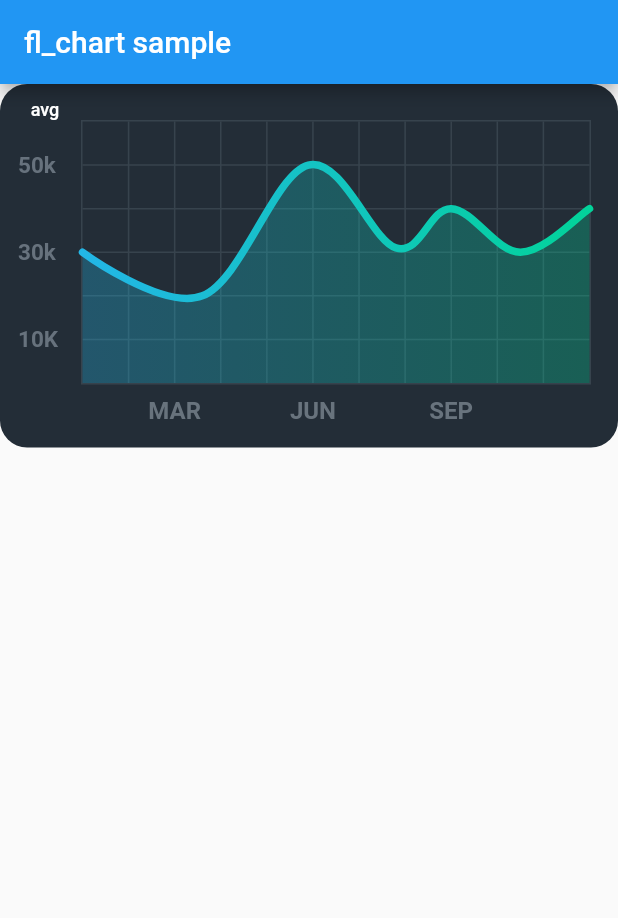
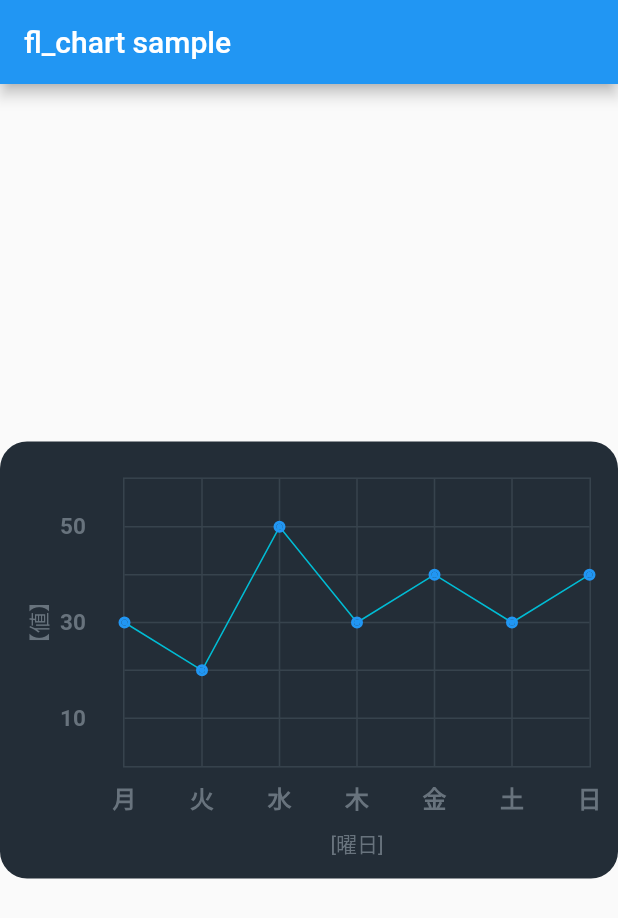
Before and after one commit to matttake/fl_chart_sample, a Flutter app: the screen it shows after launch, on a phone screen of 412 x 824 dp. Shown: the top 918 px of the screen. Run offline on Flutter 3.47's test engine with Material 2 defaults, Android fonts, the phone set to English and light mode, and no system bars; drawn by our look-alikes of fl_chart.

Commit message:
feat: シンプルな表示に修正＋コメント追加

```diff
--- a/lib/main.dart
+++ b/lib/main.dart
@@ -8,58 +8,39 @@
 class MyApp extends StatelessWidget {
   const MyApp({Key? key}) : super(key: key);
 
-  // This widget is the root of your application.
   @override
   Widget build(BuildContext context) {
-    return MaterialApp(
+    return const MaterialApp(
       title: 'fl_chart sample',
-      theme: ThemeData(
-        primarySwatch: Colors.blue,
-      ),
-      home: const MyHomePage(),
+      home: MyHomePage(),
     );
   }
 }
 
 class MyHomePage extends StatefulWidget {
   const MyHomePage({Key? key}) : super(key: key);
+
   @override
   State<MyHomePage> createState() => _MyHomePageState();
 }
 
 class _MyHomePageState extends State<MyHomePage> {
+  /// 色は単色が良かったので、グラデーションは使用しない
+  // List<Color> gradientColors = [
+  //   const Color(0xff23b6e6),
+  //   const Color(0xff02d39a),
+  // ];
+
   @override
   Widget build(BuildContext context) {
     return Scaffold(
       appBar: AppBar(
-        title: const Text("fl_chart sample"),
+        title: const Text('fl_chart sample'),
       ),
-      body: const LineChartSample2(),
-    );
-  }
-}
-
-class LineChartSample2 extends StatefulWidget {
-  const LineChartSample2({super.key});
-
-  @override
-  State<LineChartSample2> createState() => _LineChartSample2State();
-}
-
-class _LineChartSample2State extends State<LineChartSample2> {
-  List<Color> gradientColors = [
-    const Color(0xff23b6e6),
-    const Color(0xff02d39a),
-  ];
-
-  bool showAvg = false;
-
-  @override
-  Widget build(BuildContext context) {
-    return Stack(
-      children: <Widget>[
-        AspectRatio(
-          aspectRatio: 1.70,
+      body: Center(
+        // グラフ表示画面(大枠)の設定
+        child: AspectRatio(
+          aspectRatio: 1.414,
           child: DecoratedBox(
             decoration: const BoxDecoration(
               borderRadius: BorderRadius.all(
@@ -75,27 +56,147 @@
                 bottom: 12,
               ),
               child: LineChart(
-                showAvg ? avgData() : mainData(),
+                mainData(),
               ),
             ),
           ),
         ),
-        SizedBox(
-          width: 60,
-          height: 34,
-          child: TextButton(
-            onPressed: () {
-              setState(() {
-                showAvg = !showAvg;
-              });
-            },
-            child: Text(
-              'avg',
-              style: TextStyle(
-                fontSize: 12,
-                color: showAvg ? Colors.white.withOpacity(0.5) : Colors.white,
-              ),
+      ),
+    );
+  }
+
+  LineChartData mainData() {
+    return LineChartData(
+      // タッチ操作時の設定
+      lineTouchData: LineTouchData(
+        handleBuiltInTouches: true, // タッチ時のアクションの有無
+        getTouchedSpotIndicator: customTouchedIndicators, // インジケーターの設定
+        // ツールチップの設定
+        touchTooltipData: LineTouchTooltipData(
+          getTooltipItems: customLineTooltipItem, // 表示文字設定
+          tooltipBgColor: Colors.white, // 背景の色
+          tooltipRoundedRadius: 2.0, // 角丸
+        ),
+      ),
+
+      // 背景のグリッド線の設定
+      gridData: FlGridData(
+        show: true, // 背景のグリッド線の有無
+        drawVerticalLine: true, // 水平方向のグリッド線の有無
+        horizontalInterval: 1.0, // 背景グリッドの横線間隔
+        verticalInterval: 1.0, // 背景グリッドの縦線間隔
+        // 背景グリッドの横線設定
+        getDrawingHorizontalLine: (value) {
+          return FlLine(
+            color: const Color(0xff37434d),
+            strokeWidth: 1.0, // 線の太さ
+          );
+        },
+        // 背景グリッドの縦線設定
+        getDrawingVerticalLine: (value) {
+          return FlLine(
+            color: const Color(0xff37434d),
+            strokeWidth: 1.0, // 線の太さ
+          );
+        },
+      ),
+
+      // グラフのタイトル設定
+      titlesData: FlTitlesData(
+        show: true, // タイトルの有無
+        rightTitles: AxisTitles(),
+        topTitles: AxisTitles(),
+        // 下側のタイトル設定
+        bottomTitles: AxisTitles(
+          // タイトル名
+          axisNameWidget: const Text(
+            "[曜日]",
+            style: TextStyle(
+              color: Color(0xff68737d),
             ),
+          ),
+          axisNameSize: 22.0, //タイトルの表示エリアの幅
+          // サイドタイトルの設定
+          sideTitles: SideTitles(
+            showTitles: true, // サイドタイトルの有無
+            interval: 1.0, // サイドタイトルの表示間隔
+            reservedSize: 40.0, // サイドタイトルの表示エリアの幅
+            getTitlesWidget: bottomTitleWidgets, // サイドタイトルの表示内容
+          ),
+        ),
+        leftTitles: AxisTitles(
+          axisNameWidget: const Text(
+            "【値】",
+            style: TextStyle(
+              color: Color(0xff68737d),
+            ),
+          ),
+          axisNameSize: 28.0, //タイトルの表示エリアの幅
+          sideTitles: SideTitles(
+            showTitles: true, // サイドタイトルの表示・非表示
+            interval: 1.0, // サイドタイトルの表示間隔
+            reservedSize: 42.0, // サイドタイトルの表示エリアの幅
+            getTitlesWidget: leftTitleWidgets,
+          ),
+        ),
+      ),
+
+      // グラフの外枠線
+      borderData: FlBorderData(
+        show: true, // 外枠線の有無
+        border: Border.all(
+          color: const Color(0xff37434d),
+        ),
+      ),
+
+      // グラフのx軸y軸のの表示数(最大値)
+      minX: 0.0,
+      maxX: 6.0,
+      minY: 0.0,
+      maxY: 6.0,
+
+      // チャート線の設定
+      lineBarsData: [
+        LineChartBarData(
+          // 表示する座標のリスト
+          spots: const [
+            FlSpot(0.0, 3.0),
+            FlSpot(1.0, 2.0),
+            FlSpot(2.0, 5.0),
+            FlSpot(3.0, 3.0),
+            FlSpot(4.0, 4.0),
+            FlSpot(5.0, 3.0),
+            FlSpot(6.0, 4.0),
+          ],
+          isCurved: false, // チャート線を曲線にするか折れ線にするか
+          /// グラデーションは使用しない
+          // gradient: LinearGradient(
+          //   colors: gradientColors,
+          // ),
+          barWidth: 1.0, // チャート線幅
+          isStrokeCapRound: false, // チャート線の開始と終了がQubicかRoundか（？）
+          dotData: FlDotData(
+            show: true, // 座標にドット表示の有無
+            // ドットの詳細設定
+            getDotPainter: (spot, percent, barData, index) =>
+                // ドットの詳細設定
+                FlDotCirclePainter(
+              radius: 2.0,
+              color: Colors.blue,
+              strokeWidth: 2.0,
+              strokeColor: Colors.blue,
+            ),
+          ),
+          // チャート線下部に色を付ける場合の設定
+          belowBarData: BarAreaData(
+            show: false, // チャート線下部の表示の有無
+
+            /// グラデーションは使用しない
+            // gradient: LinearGradient(
+            //   colors: gradientColors
+            //       .map((color) => color.withOpacity(0.3))
+            //       .toList(),
+            // ),
           ),
         ),
       ],
@@ -106,18 +207,30 @@
     const style = TextStyle(
       color: Color(0xff68737d),
       fontWeight: FontWeight.bold,
-      fontSize: 16,
+      fontSize: 16.0,
     );
     Widget text;
     switch (value.toInt()) {
+      case 0:
+        text = const Text('月', style: style);
+        break;
+      case 1:
+        text = const Text('火', style: style);
+        break;
       case 2:
-        text = const Text('MAR', style: style);
+        text = const Text('水', style: style);
+        break;
+      case 3:
+        text = const Text('木', style: style);
+        break;
+      case 4:
+        text = const Text('金', style: style);
         break;
       case 5:
-        text = const Text('JUN', style: style);
+        text = const Text('土', style: style);
         break;
-      case 8:
-        text = const Text('SEP', style: style);
+      case 6:
+        text = const Text('日', style: style);
         break;
       default:
         text = const Text('', style: style);
@@ -132,20 +245,20 @@
 
   Widget leftTitleWidgets(double value, TitleMeta meta) {
     const style = TextStyle(
-      color: Color(0xff67727d),
+      color: Color(0xff68737d),
       fontWeight: FontWeight.bold,
-      fontSize: 15,
+      fontSize: 15.0,
     );
     String text;
     switch (value.toInt()) {
       case 1:
-        text = '10K';
+        text = '10';
         break;
       case 3:
-        text = '30k';
+        text = '30';
         break;
       case 5:
-        text = '50k';
+        text = '50';
         break;
       default:
         return Container();
@@ -154,186 +267,39 @@
     return Text(text, style: style, textAlign: TextAlign.left);
   }
 
-  LineChartData mainData() {
-    return LineChartData(
-      gridData: FlGridData(
-        show: true,
-        drawVerticalLine: true,
-        horizontalInterval: 1,
-        verticalInterval: 1,
-        getDrawingHorizontalLine: (value) {
-          return FlLine(
-            color: const Color(0xff37434d),
-            strokeWidth: 1,
-          );
-        },
-        getDrawingVerticalLine: (value) {
-          return FlLine(
-            color: const Color(0xff37434d),
-            strokeWidth: 1,
-          );
-        },
-      ),
-      titlesData: FlTitlesData(
-        show: true,
-        rightTitles: AxisTitles(
-          sideTitles: SideTitles(showTitles: false),
+  // インジケーター設定
+  List<TouchedSpotIndicatorData> customTouchedIndicators(
+      LineChartBarData barData, List<int> spotIndexes) {
+    return spotIndexes.map((index) {
+      return TouchedSpotIndicatorData(
+        // 縦線の設定
+        FlLine(
+          color: Colors.blue.withOpacity(0.4),
+          strokeWidth: 2.0,
+          dashArray: [3, 3],
         ),
-        topTitles: AxisTitles(
-          sideTitles: SideTitles(showTitles: false),
-        ),
-        bottomTitles: AxisTitles(
-          sideTitles: SideTitles(
-            showTitles: true,
-            reservedSize: 30,
-            interval: 1,
-            getTitlesWidget: bottomTitleWidgets,
+        // ドットの設定
+        FlDotData(
+          show: true,
+          getDotPainter: (spot, percent, barData, index) => FlDotCirclePainter(
+            radius: 4.0,
+            color: Colors.blue,
+            // 外枠
+            strokeWidth: 1.0,
+            strokeColor: Colors.blue,
           ),
         ),
-        leftTitles: AxisTitles(
-          sideTitles: SideTitles(
-            showTitles: true,
-            interval: 1,
-            getTitlesWidget: leftTitleWidgets,
-            reservedSize: 42,
-          ),
-        ),
-      ),
-      borderData: FlBorderData(
-        show: true,
-        border: Border.all(color: const Color(0xff37434d)),
-      ),
-      minX: 0,
-      maxX: 11,
-      minY: 0,
-      maxY: 6,
-      lineBarsData: [
-        LineChartBarData(
-          spots: const [
-            FlSpot(0, 3),
-            FlSpot(2.6, 2),
-            FlSpot(4.9, 5),
-            FlSpot(6.8, 3.1),
-            FlSpot(8, 4),
-            FlSpot(9.5, 3),
-            FlSpot(11, 4),
-          ],
-          isCurved: true,
-          gradient: LinearGradient(
-            colors: gradientColors,
-          ),
-          barWidth: 5,
-          isStrokeCapRound: true,
-          dotData: FlDotData(
-            show: false,
-          ),
-          belowBarData: BarAreaData(
-            show: true,
-            gradient: LinearGradient(
-              colors: gradientColors
-                  .map((color) => color.withOpacity(0.3))
-                  .toList(),
-            ),
-          ),
-        ),
-      ],
-    );
+      );
+    }).toList();
   }
 
-  LineChartData avgData() {
-    return LineChartData(
-      lineTouchData: LineTouchData(enabled: false),
-      gridData: FlGridData(
-        show: true,
-        drawHorizontalLine: true,
-        verticalInterval: 1,
-        horizontalInterval: 1,
-        getDrawingVerticalLine: (value) {
-          return FlLine(
-            color: const Color(0xff37434d),
-            strokeWidth: 1,
+  // ツールチップの表示文字設定
+  List<LineTooltipItem> customLineTooltipItem(List<LineBarSpot> touchedSpots) {
+    return touchedSpots.map((LineBarSpot touchedSpot) {
+      final textStyle = TextStyle(
+          // Textのスタイルを変更したい場合は記載
           );
-        },
-        getDrawingHorizontalLine: (value) {
-          return FlLine(
-            color: const Color(0xff37434d),
-            strokeWidth: 1,
-          );
-        },
-      ),
-      titlesData: FlTitlesData(
-        show: true,
-        bottomTitles: AxisTitles(
-          sideTitles: SideTitles(
-            showTitles: true,
-            reservedSize: 30,
-            getTitlesWidget: bottomTitleWidgets,
-            interval: 1,
-          ),
-        ),
-        leftTitles: AxisTitles(
-          sideTitles: SideTitles(
-            showTitles: true,
-            getTitlesWidget: leftTitleWidgets,
-            reservedSize: 42,
-            interval: 1,
-          ),
-        ),
-        topTitles: AxisTitles(
-          sideTitles: SideTitles(showTitles: false),
-        ),
-        rightTitles: AxisTitles(
-          sideTitles: SideTitles(showTitles: false),
-        ),
-      ),
-      borderData: FlBorderData(
-        show: true,
-        border: Border.all(color: const Color(0xff37434d)),
-      ),
-      minX: 0,
-      maxX: 11,
-      minY: 0,
-      maxY: 6,
-      lineBarsData: [
-        LineChartBarData(
-          spots: const [
-            FlSpot(0, 3.44),
-            FlSpot(2.6, 3.44),
-            FlSpot(4.9, 3.44),
-            FlSpot(6.8, 3.44),
-            FlSpot(8, 3.44),
-            FlSpot(9.5, 3.44),
-            FlSpot(11, 3.44),
-          ],
-          isCurved: true,
-          gradient: LinearGradient(
-            colors: [
-              ColorTween(begin: gradientColors[0], end: gradientColors[1])
-                  .lerp(0.2)!,
-              ColorTween(begin: gradientColors[0], end: gradientColors[1])
-                  .lerp(0.2)!,
-            ],
-          ),
-          barWidth: 5,
-          isStrokeCapRound: true,
-          dotData: FlDotData(
-            show: false,
-          ),
-          belowBarData: BarAreaData(
-            show: true,
-            gradient: LinearGradient(
-              colors: [
-                ColorTween(begin: gradientColors[0], end: gradientColors[1])
-                    .lerp(0.2)!
-                    .withOpacity(0.1),
-                ColorTween(begin: gradientColors[0], end: gradientColors[1])
-                    .lerp(0.2)!
-                    .withOpacity(0.1),
-              ],
-            ),
-          ),
-        ),
-      ],
-    );
+      return LineTooltipItem(touchedSpot.y.toString(), textStyle);
+    }).toList();
   }
 }
```
